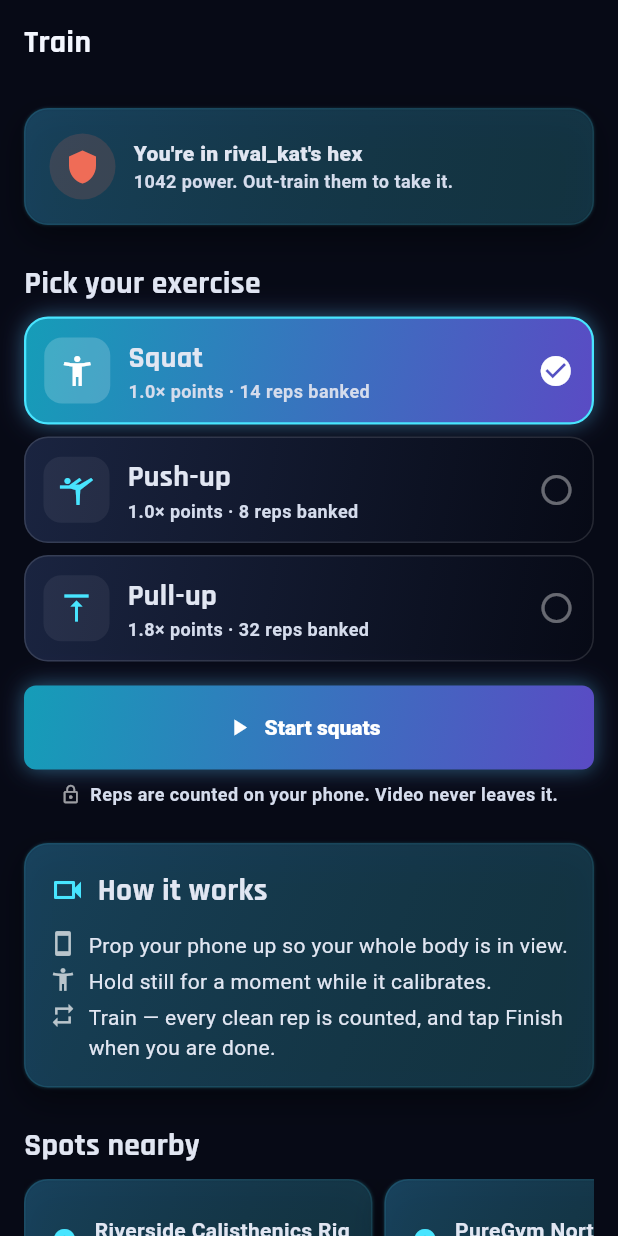
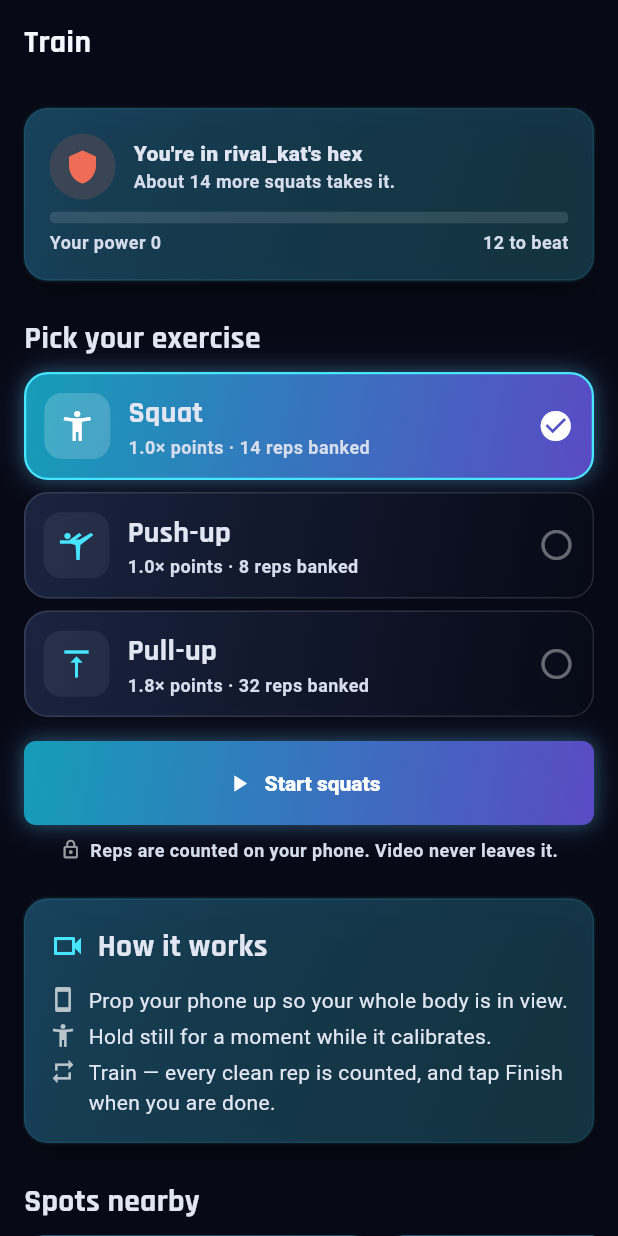
Before and after one commit to UH-ALI/RepRush, a Flutter app: the WorkoutScreen screen opened directly, on a phone screen of 412 x 824 dp. Run offline on Flutter 3.47's test engine with Material 3 defaults, Android fonts, the phone set to English and light mode, and no system bars; our stand-ins replace camera, flutter_map, flutter_riverpod, geolocator, latlong2, shared_preferences and 1 more; missing offline and left inert: google_mlkit_commons; accounts and stored records are empty.

Commit message:
feat: capture progress on the hex card, location-pin players, real-scale demo power

```diff
--- a/lib/features/session/ui/workout_screen.dart
+++ b/lib/features/session/ui/workout_screen.dart
@@ -15,6 +15,7 @@ import 'package:reprush/features/session/data/session_providers.dart';
 import 'package:reprush/features/session/ui/training_flow.dart';
 import 'package:reprush/features/spots/data/spots_providers.dart';
 import 'package:reprush/features/territory/data/territory_providers.dart';
+import 'package:reprush/features/territory/ui/current_hex_line.dart';
 import 'package:reprush/models/models.dart';
 import 'package:reprush/shared/states/states.dart';
 import 'package:reprush/shared/widgets/widgets.dart';
@@ -52,7 +53,7 @@ class _WorkoutScreenState extends ConsumerState<WorkoutScreen> {
       body: ListView(
         padding: const EdgeInsets.all(RepRushTokens.spaceMd),
         children: [
-          GlassCard(child: HexStatusLine(cell: current)),
+          GlassCard(child: CurrentHexLine(cell: current)),
           const SizedBox(height: RepRushTokens.spaceLg),
           Text('Pick your exercise', style: RepRushTokens.sectionTitle),
           const SizedBox(height: RepRushTokens.spaceSm),
--- a/lib/features/territory/data/territory_providers.dart
+++ b/lib/features/territory/data/territory_providers.dart
@@ -17,6 +17,14 @@ import 'package:reprush/core/location/location.dart';
 import 'package:reprush/models/models.dart';
 
 const _viewportRadiusDegrees = 0.02;
+
+/// The least power a set must earn to count for territory, and what claims an
+/// open hex — the server's `REPRUSH_MIN_CLAIM_POWER`.
+const claimFloorPower = 10.0;
+
+/// A good set's form factor (the range is 0.6–1.0), for estimating how many
+/// reps a capture needs. Only ever an estimate: the server scores the set.
+const typicalFormFactor = 0.9;
 
 /// Once the athlete is this far from where the grid was fetched, the map
 /// re-fetches around them — about half the viewport's shorter side, so the hex
@@ -117,6 +125,10 @@ final hexDetailProvider = FutureProvider.family<HexDetail, String>((ref, h3) {
 });
 
 /// `GET /territory/leaderboard` — hexes held, total area.
-final leaderboardProvider = FutureProvider<List<LeaderboardRow>>((ref) {
+///
+/// Demo credits you with the hexes your map shows as yours, so it waits for
+/// the map first — otherwise the board and the OWNED count could disagree.
+final leaderboardProvider = FutureProvider<List<LeaderboardRow>>((ref) async {
+  if (!ref.watch(isLiveProvider)) await ref.watch(hexesProvider.future);
   return ref.watch(territoryRepositoryProvider).leaderboard();
 });
--- /dev/null
+++ b/lib/features/territory/ui/current_hex_line.dart
@@ -0,0 +1,62 @@
+/// The hex you are standing in, with how close you are to taking it — your
+/// power there against the holder's (or the claim floor), as a bar and as
+/// "about N more squats". Shown on the map's train card and the Train tab.
+///
+/// Ownership: C (ui).
+library;
+
+import 'dart:math' as math;
+
+import 'package:flutter/material.dart';
+import 'package:flutter_riverpod/flutter_riverpod.dart';
+import 'package:reprush/features/progression/data/progression_providers.dart';
+import 'package:reprush/features/session/ui/training_flow.dart';
+import 'package:reprush/features/territory/data/territory_providers.dart';
+import 'package:reprush/models/models.dart';
+import 'package:reprush/shared/widgets/widgets.dart';
+
+class CurrentHexLine extends ConsumerWidget {
+  const CurrentHexLine({super.key, required this.cell});
+
+  final HexCell? cell;
+
+  @override
+  Widget build(BuildContext context, WidgetRef ref) {
+    final cell = this.cell;
+    if (cell == null || cell.yours) return HexStatusLine(cell: cell);
+
+    // Your power here. A hex nobody has trained in has no record yet, which
+    // is simply zero.
+    final yourPower = ref.watch(hexDetailProvider(cell.h3)).value?.yourPower;
+    final unclaimed = cell.ownerHandle == null;
+    final target = unclaimed ? claimFloorPower : cell.power;
+
+    final movementId = ref.watch(selectedMovementProvider);
+    final difficulty =
+        ref
+            .watch(movementsProvider)
+            .value
+            ?.where((m) => m.id == movementId)
+            .firstOrNull
+            ?.difficulty ??
+        1.0;
+    final perRep = difficulty * typicalFormFactor;
+    // A rival's power has to be passed, not matched; and a set only counts
+    // at all once it clears the claim floor.
+    final gap = target - (yourPower ?? 0) + (unclaimed ? 0 : .1);
+    final reps = math.max(
+      (gap / perRep).ceil(),
+      (claimFloorPower / perRep).ceil(),
+    );
+
+    return HexStatusLine(
+      cell: cell,
+      progress: (
+        yourPower: yourPower ?? 0,
+        target: target,
+        repsLeft: reps,
+        exercise: movementPlural(movementId),
+      ),
+    );
+  }
+}
--- a/lib/shared/widgets/hex_status_line.dart
+++ b/lib/shared/widgets/hex_status_line.dart
@@ -8,12 +8,23 @@ import 'package:flutter/material.dart';
 import 'package:reprush/app/theme/design_tokens.dart';
 import 'package:reprush/models/models.dart';
 
+/// How close you are to taking a hex: your power in it, the power that takes
+/// it, and about how many more reps of your chosen exercise that is.
+typedef CaptureProgress = ({
+  double yourPower,
+  double target,
+  int repsLeft,
+  String exercise,
+});
+
 /// One line describing the hex the athlete is in — who holds it and what a
-/// set here would do.
+/// set here would do. With [progress], a hex you do not hold also shows how
+/// far you are from taking it.
 class HexStatusLine extends StatelessWidget {
-  const HexStatusLine({super.key, required this.cell});
+  const HexStatusLine({super.key, required this.cell, this.progress});
 
   final HexCell? cell;
+  final CaptureProgress? progress;
 
   @override
   Widget build(BuildContext context) {
@@ -35,6 +46,7 @@ class HexStatusLine extends StatelessWidget {
       yours: cell.yours,
     );
     final power = cell.power.round();
+    final progress = ownership == Ownership.yours ? null : this.progress;
     final (title, body) = switch (ownership) {
       Ownership.yours => (
         "You're in your hex",
@@ -42,14 +54,20 @@ class HexStatusLine extends StatelessWidget {
       ),
       Ownership.rival => (
         "You're in ${cell.ownerHandle}'s hex",
-        '$power power. Out-train them to take it.',
+        progress == null
+            ? '$power power. Out-train them to take it.'
+            : 'About ${progress.repsLeft} more ${progress.exercise} '
+                  'takes it.',
       ),
       Ownership.unclaimed => (
         "You're in an unclaimed hex",
-        'One solid set here claims it.',
+        progress == null
+            ? 'One solid set here claims it.'
+            : 'One set of about ${progress.repsLeft} ${progress.exercise} '
+                  'claims it.',
       ),
     };
-    return Row(
+    final row = Row(
       children: [
         DecoratedBox(
           decoration: BoxDecoration(
@@ -70,6 +88,42 @@ class HexStatusLine extends StatelessWidget {
               Text(body, style: RepRushTokens.bodyLabel),
             ],
           ),
+        ),
+      ],
+    );
+    if (progress == null) return row;
+    final share = progress.target <= 0
+        ? 1.0
+        : (progress.yourPower / progress.target).clamp(0.0, 1.0);
+    return Column(
+      crossAxisAlignment: CrossAxisAlignment.stretch,
+      children: [
+        row,
+        const SizedBox(height: RepRushTokens.spaceSm),
+        ClipRRect(
+          borderRadius: BorderRadius.circular(99),
+          child: LinearProgressIndicator(
+            value: share,
+            minHeight: 8,
+            color: RepRushTokens.brand,
+            backgroundColor: Colors.white12,
+          ),
+        ),
+        const SizedBox(height: 4),
+        Row(
+          children: [
+            Text(
+              'Your power ${progress.yourPower.round()}',
+              style: RepRushTokens.bodyLabel.copyWith(fontSize: 12),
+            ),
+            const Spacer(),
+            Text(
+              ownership == Ownership.rival
+                  ? '${progress.target.round()} to beat'
+                  : '${progress.target.round()} to claim',
+              style: RepRushTokens.bodyLabel.copyWith(fontSize: 12),
+            ),
+          ],
         ),
       ],
     );
```
Also changed, not shown: lib/core/api/demo/demo_repositories.dart (+22 -5 lines), lib/core/api/stub/stub_repositories.dart (+109 -34 lines), lib/features/session/data/session_providers.dart (+6 -1 lines), lib/features/territory/ui/map_screen.dart (+29 -21 lines), 3 other files.
